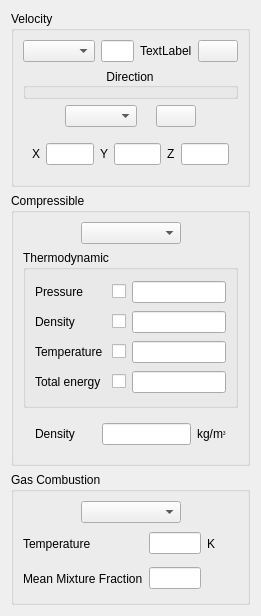
Old version of the form gui/Pages/BoundaryConditionsVelocityInletForm.ui in the repository code-saturne/code_saturne.
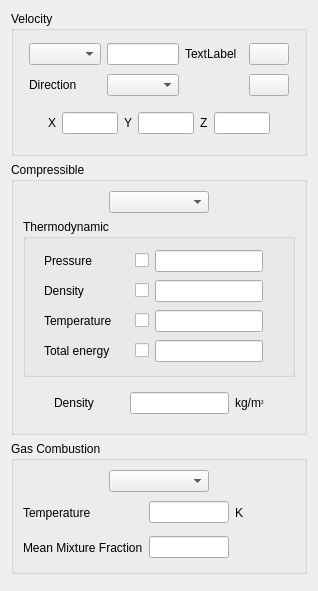
New version of the form. Icons and pictures are not drawn.

```diff
--- a/gui/Pages/BoundaryConditionsVelocityInletForm.ui
+++ b/gui/Pages/BoundaryConditionsVelocityInletForm.ui
@@ -6,8 +6,8 @@
    <rect>
     <x>0</x>
     <y>0</y>
-    <width>261</width>
-    <height>611</height>
+    <width>300</width>
+    <height>591</height>
    </rect>
   </property>
   <property name="windowTitle">
@@ -19,51 +19,47 @@
      <property name="title">
       <string>Velocity</string>
      </property>
-     <layout class="QVBoxLayout" name="verticalLayout">
-      <item>
-       <layout class="QHBoxLayout" name="horizontalLayout_4">
-        <item>
+     <layout class="QGridLayout" name="gridLayout_7">
+      <item row="0" column="0">
          <spacer>
           <property name="orientation">
            <enum>Qt::Horizontal</enum>
           </property>
           <property name="sizeHint" stdset="0">
            <size>
-            <width>16</width>
-            <height>20</height>
+          <width>18</width>
+          <height>28</height>
            </size>
           </property>
          </spacer>
         </item>
-        <item>
-         <layout class="QHBoxLayout" name="horizontalLayout_3">
-          <item>
+      <item row="0" column="1">
            <widget class="QComboBox" name="comboBoxVelocity"/>
           </item>
-          <item>
+      <item row="0" column="2">
            <widget class="QLineEdit" name="lineEditVelocity"/>
           </item>
-          <item>
+      <item row="0" column="3">
            <widget class="QLabel" name="labelUnitVelocity">
             <property name="text">
              <string>TextLabel</string>
             </property>
            </widget>
           </item>
-          <item>
+      <item row="0" column="4">
            <spacer name="horizontalSpacer">
             <property name="orientation">
              <enum>Qt::Horizontal</enum>
             </property>
             <property name="sizeHint" stdset="0">
              <size>
-              <width>17</width>
-              <height>20</height>
+          <width>19</width>
+          <height>28</height>
              </size>
             </property>
            </spacer>
           </item>
-          <item>
+      <item row="0" column="5">
            <widget class="QPushButton" name="pushButtonVelocityFormula">
             <property name="text">
              <string/>
@@ -80,70 +76,30 @@
             </property>
            </widget>
           </item>
-         </layout>
-        </item>
-        <item>
+      <item row="0" column="6">
          <spacer>
           <property name="orientation">
            <enum>Qt::Horizontal</enum>
           </property>
           <property name="sizeHint" stdset="0">
            <size>
-            <width>20</width>
-            <height>22</height>
+          <width>18</width>
+          <height>28</height>
            </size>
           </property>
          </spacer>
         </item>
-       </layout>
-      </item>
-      <item>
-       <widget class="QGroupBox" name="groupBox">
-        <property name="title">
+      <item row="1" column="1">
+       <widget class="QLabel" name="labelDirection">
+        <property name="text">
          <string>Direction</string>
         </property>
-        <property name="alignment">
-         <set>Qt::AlignCenter</set>
-        </property>
-        <property name="flat">
-         <bool>true</bool>
-        </property>
        </widget>
       </item>
-      <item>
-       <layout class="QHBoxLayout" name="horizontalLayout_2">
-        <item>
-         <spacer name="horizontalSpacer_2">
-          <property name="orientation">
-           <enum>Qt::Horizontal</enum>
-          </property>
-          <property name="sizeHint" stdset="0">
-           <size>
-            <width>40</width>
-            <height>20</height>
-           </size>
-          </property>
-         </spacer>
-        </item>
-        <item>
-         <layout class="QHBoxLayout" name="horizontalLayout">
-          <item>
+      <item row="1" column="2">
            <widget class="QComboBox" name="comboBoxDirection"/>
           </item>
-          <item>
-           <spacer name="horizontalSpacer_3">
-            <property name="orientation">
-             <enum>Qt::Horizontal</enum>
-            </property>
-            <property name="sizeHint" stdset="0">
-             <size>
-              <width>13</width>
-              <height>20</height>
-             </size>
-            </property>
-           </spacer>
-          </item>
-          <item>
+      <item row="1" column="5">
            <widget class="QPushButton" name="pushButtonDirectionFormula">
             <property name="text">
              <string/>
@@ -160,24 +116,7 @@
             </property>
            </widget>
           </item>
-         </layout>
-        </item>
-        <item>
-         <spacer name="horizontalSpacer_4">
-          <property name="orientation">
-           <enum>Qt::Horizontal</enum>
-          </property>
-          <property name="sizeHint" stdset="0">
-           <size>
-            <width>40</width>
-            <height>20</height>
-           </size>
-          </property>
-         </spacer>
-        </item>
-       </layout>
-      </item>
-      <item>
+      <item row="2" column="0" colspan="7">
        <widget class="QFrame" name="frameDirectionCoordinates">
         <property name="minimumSize">
          <size>
@@ -194,7 +133,7 @@
         <property name="lineWidth">
          <number>0</number>
         </property>
-        <layout class="QHBoxLayout" name="_4">
+        <layout class="QHBoxLayout" name="horizontalLayout">
          <item>
           <spacer>
            <property name="orientation">
@@ -202,14 +141,12 @@
            </property>
            <property name="sizeHint" stdset="0">
             <size>
-             <width>21</width>
+             <width>40</width>
              <height>20</height>
             </size>
            </property>
           </spacer>
          </item>
-         <item>
-          <layout class="QHBoxLayout" name="_5">
            <item>
             <widget class="QLabel" name="labelXVelocity">
              <property name="text">
@@ -234,7 +171,7 @@
              </property>
              <property name="sizeHint" stdset="0">
               <size>
-               <width>20</width>
+             <width>7</width>
                <height>20</height>
               </size>
              </property>
@@ -264,8 +201,8 @@
              </property>
              <property name="sizeHint" stdset="0">
               <size>
-               <width>16</width>
-               <height>16</height>
+             <width>7</width>
+             <height>20</height>
               </size>
              </property>
             </spacer>
@@ -287,8 +224,6 @@
              </property>
             </widget>
            </item>
-          </layout>
-         </item>
          <item>
           <spacer>
            <property name="orientation">
@@ -666,6 +601,19 @@
             </property>
            </widget>
           </item>
+          <item row="1" column="1">
+           <spacer name="verticalSpacer">
+            <property name="orientation">
+             <enum>Qt::Vertical</enum>
+            </property>
+            <property name="sizeHint" stdset="0">
+             <size>
+              <width>16</width>
+              <height>0</height>
+             </size>
+            </property>
+           </spacer>
+          </item>
          </layout>
         </item>
         <item>
```
Left out of the diff: 26 changed lines with no effect on the pictures. Lines whose indentation alone changed are shown as unchanged.
